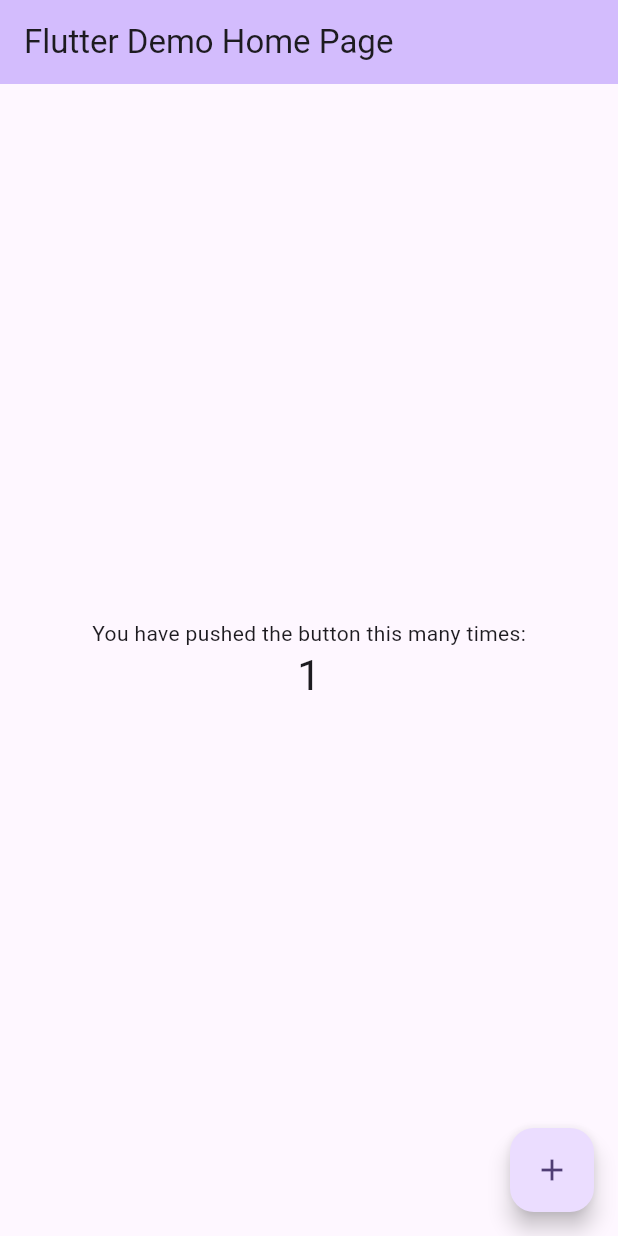
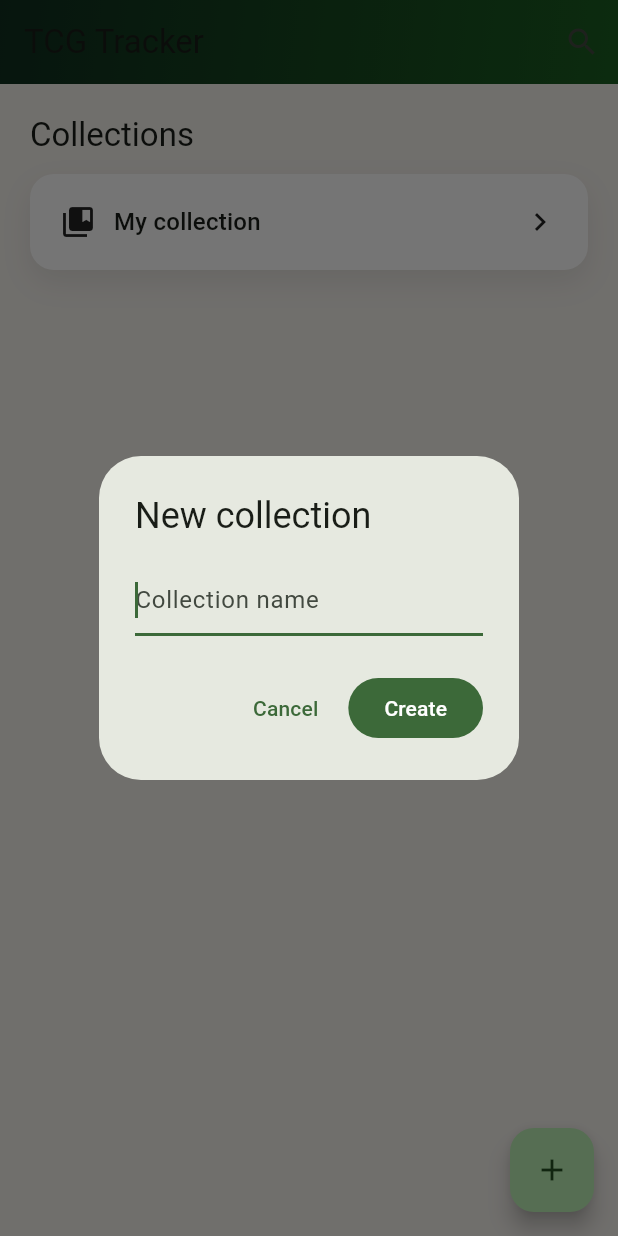
Before and after one commit to Navalik/tcg_tracker, a Flutter app: the screen it shows after launch, after a tap on the "add" icon, on a phone screen of 412 x 824 dp. Run offline on Flutter 3.47's test engine with Material 3 defaults, Android fonts, the phone set to English and light mode, and no system bars.

Commit message:
add tcg home screen

```diff
--- a/lib/main.dart
+++ b/lib/main.dart
@@ -7,116 +7,317 @@ void main() {
 class MyApp extends StatelessWidget {
   const MyApp({super.key});
 
-  // This widget is the root of your application.
   @override
   Widget build(BuildContext context) {
     return MaterialApp(
-      title: 'Flutter Demo',
+      title: 'TCG Tracker',
       theme: ThemeData(
-        // This is the theme of your application.
-        //
-        // TRY THIS: Try running your application with "flutter run". You'll see
-        // the application has a purple toolbar. Then, without quitting the app,
-        // try changing the seedColor in the colorScheme below to Colors.green
-        // and then invoke "hot reload" (save your changes or press the "hot
-        // reload" button in a Flutter-supported IDE, or press "r" if you used
-        // the command line to start the app).
-        //
-        // Notice that the counter didn't reset back to zero; the application
-        // state is not lost during the reload. To reset the state, use hot
-        // restart instead.
-        //
-        // This works for code too, not just values: Most code changes can be
-        // tested with just a hot reload.
-        colorScheme: .fromSeed(seedColor: Colors.deepPurple),
+        useMaterial3: true,
+        colorScheme: ColorScheme.fromSeed(
+          seedColor: const Color(0xFF1B5E20),
+        ),
+        scaffoldBackgroundColor: const Color(0xFFF4F1EC),
       ),
-      home: const MyHomePage(title: 'Flutter Demo Home Page'),
+      home: const CollectionHomePage(),
     );
   }
 }
 
-class MyHomePage extends StatefulWidget {
-  const MyHomePage({super.key, required this.title});
-
-  // This widget is the home page of your application. It is stateful, meaning
-  // that it has a State object (defined below) that contains fields that affect
-  // how it looks.
-
-  // This class is the configuration for the state. It holds the values (in this
-  // case the title) provided by the parent (in this case the App widget) and
-  // used by the build method of the State. Fields in a Widget subclass are
-  // always marked "final".
-
-  final String title;
+class CollectionHomePage extends StatefulWidget {
+  const CollectionHomePage({super.key});
 
   @override
-  State<MyHomePage> createState() => _MyHomePageState();
+  State<CollectionHomePage> createState() => _CollectionHomePageState();
 }
 
-class _MyHomePageState extends State<MyHomePage> {
-  int _counter = 0;
+class _CollectionHomePageState extends State<CollectionHomePage> {
+  final List<String> _collections = ['My collection'];
 
-  void _incrementCounter() {
+  Future<void> _addCollection(BuildContext context) async {
+    final controller = TextEditingController();
+    final name = await showDialog<String>(
+      context: context,
+      builder: (context) {
+        return AlertDialog(
+          title: const Text('New collection'),
+          content: TextField(
+            controller: controller,
+            autofocus: true,
+            decoration: const InputDecoration(
+              hintText: 'Collection name',
+            ),
+          ),
+          actions: [
+            TextButton(
+              onPressed: () => Navigator.of(context).pop(),
+              child: const Text('Cancel'),
+            ),
+            FilledButton(
+              onPressed: () {
+                final value = controller.text.trim();
+                Navigator.of(context).pop(value.isEmpty ? null : value);
+              },
+              child: const Text('Create'),
+            ),
+          ],
+        );
+      },
+    );
+
+    if (name == null) {
+      return;
+    }
+
     setState(() {
-      // This call to setState tells the Flutter framework that something has
-      // changed in this State, which causes it to rerun the build method below
-      // so that the display can reflect the updated values. If we changed
-      // _counter without calling setState(), then the build method would not be
-      // called again, and so nothing would appear to happen.
-      _counter++;
+      _collections.add(name);
     });
   }
 
   @override
   Widget build(BuildContext context) {
-    // This method is rerun every time setState is called, for instance as done
-    // by the _incrementCounter method above.
-    //
-    // The Flutter framework has been optimized to make rerunning build methods
-    // fast, so that you can just rebuild anything that needs updating rather
-    // than having to individually change instances of widgets.
     return Scaffold(
       appBar: AppBar(
-        // TRY THIS: Try changing the color here to a specific color (to
-        // Colors.amber, perhaps?) and trigger a hot reload to see the AppBar
-        // change color while the other colors stay the same.
-        backgroundColor: Theme.of(context).colorScheme.inversePrimary,
-        // Here we take the value from the MyHomePage object that was created by
-        // the App.build method, and use it to set our appbar title.
-        title: Text(widget.title),
+        title: const Text('TCG Tracker'),
+        centerTitle: false,
+        backgroundColor: Colors.transparent,
+        elevation: 0,
+        flexibleSpace: Container(
+          decoration: const BoxDecoration(
+            gradient: LinearGradient(
+              colors: [
+                Color(0xFF0F2E1E),
+                Color(0xFF1B5E20),
+              ],
+              begin: Alignment.topLeft,
+              end: Alignment.bottomRight,
+            ),
+          ),
+        ),
+        actions: [
+          IconButton(
+            onPressed: () {},
+            icon: const Icon(Icons.search),
+            tooltip: 'Search',
+          ),
+        ],
       ),
-      body: Center(
-        // Center is a layout widget. It takes a single child and positions it
-        // in the middle of the parent.
-        child: Column(
-          // Column is also a layout widget. It takes a list of children and
-          // arranges them vertically. By default, it sizes itself to fit its
-          // children horizontally, and tries to be as tall as its parent.
-          //
-          // Column has various properties to control how it sizes itself and
-          // how it positions its children. Here we use mainAxisAlignment to
-          // center the children vertically; the main axis here is the vertical
-          // axis because Columns are vertical (the cross axis would be
-          // horizontal).
-          //
-          // TRY THIS: Invoke "debug painting" (choose the "Toggle Debug Paint"
-          // action in the IDE, or press "p" in the console), to see the
-          // wireframe for each widget.
-          mainAxisAlignment: .center,
-          children: [
-            const Text('You have pushed the button this many times:'),
-            Text(
-              '$_counter',
-              style: Theme.of(context).textTheme.headlineMedium,
+      body: ListView(
+        padding: const EdgeInsets.all(20),
+        children: [
+          Text(
+            'Collections',
+            style: Theme.of(context).textTheme.titleLarge,
+          ),
+          const SizedBox(height: 12),
+          ..._collections.map(
+            (name) => Padding(
+              padding: const EdgeInsets.only(bottom: 12),
+              child: _CollectionCard(
+                name: name,
+                onTap: () {
+                  Navigator.of(context).push(
+                    MaterialPageRoute(
+                      builder: (_) => CollectionDetailPage(name: name),
+                    ),
+                  );
+                },
+              ),
             ),
-          ],
-        ),
+          ),
+        ],
       ),
       floatingActionButton: FloatingActionButton(
-        onPressed: _incrementCounter,
-        tooltip: 'Increment',
+        onPressed: () => _addCollection(context),
         child: const Icon(Icons.add),
       ),
     );
   }
 }
+
+class _CollectionCard extends StatelessWidget {
+  const _CollectionCard({
+    required this.name,
+    required this.onTap,
+  });
+
+  final String name;
+  final VoidCallback onTap;
+
+  @override
+  Widget build(BuildContext context) {
+    return InkWell(
+      onTap: onTap,
+      borderRadius: BorderRadius.circular(16),
+      child: Container(
+        padding: const EdgeInsets.all(20),
+        decoration: BoxDecoration(
+          color: Colors.white,
+          borderRadius: BorderRadius.circular(16),
+          boxShadow: [
+            BoxShadow(
+              color: Colors.black.withOpacity(0.08),
+              blurRadius: 16,
+              offset: const Offset(0, 8),
+            ),
+          ],
+        ),
+        child: Row(
+          children: [
+            const Icon(Icons.collections_bookmark),
+            const SizedBox(width: 12),
+            Expanded(
+              child: Text(
+                name,
+                style: Theme.of(context).textTheme.titleMedium,
+              ),
+            ),
+            const Icon(Icons.chevron_right),
+          ],
+        ),
+      ),
+    );
+  }
+}
+
+class CollectionDetailPage extends StatefulWidget {
+  const CollectionDetailPage({super.key, required this.name});
+
+  final String name;
+
+  @override
+  State<CollectionDetailPage> createState() => _CollectionDetailPageState();
+}
+
+class _CollectionDetailPageState extends State<CollectionDetailPage> {
+  final List<String> _cards = [];
+
+  Future<void> _addCard(BuildContext context) async {
+    final controller = TextEditingController();
+    final name = await showDialog<String>(
+      context: context,
+      builder: (context) {
+        return AlertDialog(
+          title: const Text('New card'),
+          content: TextField(
+            controller: controller,
+            autofocus: true,
+            decoration: const InputDecoration(
+              hintText: 'Card name',
+            ),
+          ),
+          actions: [
+            TextButton(
+              onPressed: () => Navigator.of(context).pop(),
+              child: const Text('Cancel'),
+            ),
+            FilledButton(
+              onPressed: () {
+                final value = controller.text.trim();
+                Navigator.of(context).pop(value.isEmpty ? null : value);
+              },
+              child: const Text('Add'),
+            ),
+          ],
+        );
+      },
+    );
+
+    if (name == null) {
+      return;
+    }
+
+    setState(() {
+      _cards.add(name);
+    });
+  }
+
+  @override
+  Widget build(BuildContext context) {
+    return Scaffold(
+      appBar: AppBar(
+        title: Text(widget.name),
+      ),
+      body: _cards.isEmpty
+          ? Center(
+              child: Container(
+                padding: const EdgeInsets.all(20),
+                margin: const EdgeInsets.all(20),
+                decoration: BoxDecoration(
+                  color: Colors.white,
+                  borderRadius: BorderRadius.circular(16),
+                  boxShadow: [
+                    BoxShadow(
+                      color: Colors.black.withOpacity(0.08),
+                      blurRadius: 16,
+                      offset: const Offset(0, 8),
+                    ),
+                  ],
+                ),
+                child: Column(
+                  mainAxisSize: MainAxisSize.min,
+                  children: [
+                    const Icon(Icons.style, size: 36),
+                    const SizedBox(height: 12),
+                    Text(
+                      'No cards yet',
+                      style: Theme.of(context).textTheme.titleMedium,
+                    ),
+                    const SizedBox(height: 8),
+                    Text(
+                      'Add your first card to start this collection.',
+                      style: Theme.of(context).textTheme.bodyMedium?.copyWith(
+                            color: Colors.black54,
+                          ),
+                      textAlign: TextAlign.center,
+                    ),
+                    const SizedBox(height: 16),
+                    FilledButton.icon(
+                      onPressed: () => _addCard(context),
+                      icon: const Icon(Icons.add),
+                      label: const Text('Add card'),
+                    ),
+                  ],
+                ),
+              ),
+            )
+          : ListView.separated(
+              padding: const EdgeInsets.all(20),
+              itemCount: _cards.length,
+              separatorBuilder: (_, __) => const SizedBox(height: 12),
+              itemBuilder: (context, index) {
+                return Container(
+                  padding: const EdgeInsets.all(16),
+                  decoration: BoxDecoration(
+                    color: Colors.white,
+                    borderRadius: BorderRadius.circular(16),
+                    boxShadow: [
+                      BoxShadow(
+                        color: Colors.black.withOpacity(0.08),
+                        blurRadius: 16,
+                        offset: const Offset(0, 8),
+                      ),
+                    ],
+                  ),
+                  child: Row(
+                    children: [
+                      const Icon(Icons.style),
+                      const SizedBox(width: 12),
+                      Expanded(
+                        child: Text(
+                          _cards[index],
+                          style: Theme.of(context).textTheme.titleMedium,
+                        ),
+                      ),
+                    ],
+                  ),
+                );
+              },
+            ),
+      floatingActionButton: FloatingActionButton.extended(
+        onPressed: () => _addCard(context),
+        icon: const Icon(Icons.add),
+        label: const Text('Add Card'),
+      ),
+    );
+  }
+}
```
